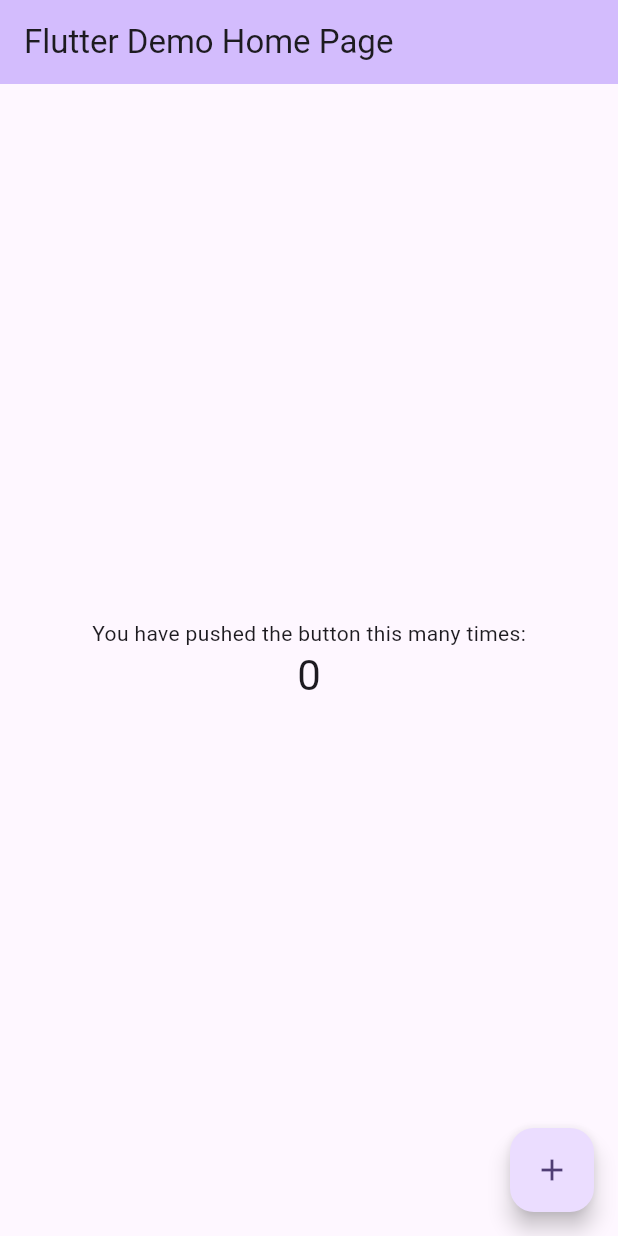
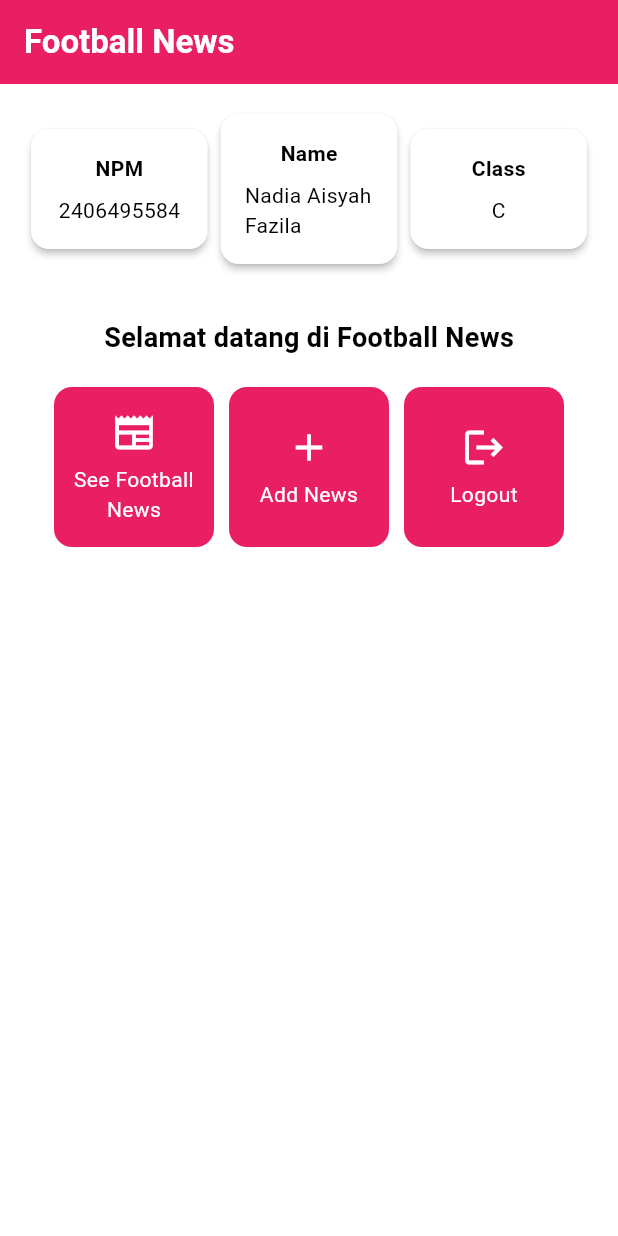
Before and after one commit to applepiesss/football-news-mobile, a Flutter app: the screen it shows after launch, on a phone screen of 412 x 824 dp. Run offline on Flutter 3.47's test engine with Material 3 defaults, Android fonts, the phone set to English and light mode, and no system bars.

Commit message:
Add football-news-mobile as a normal folder

```diff
--- a/lib/main.dart
+++ b/lib/main.dart
@@ -1,4 +1,5 @@
 import 'package:flutter/material.dart';
+import 'package:football_news/menu.dart';
 
 void main() {
   runApp(const MyApp());
@@ -28,95 +29,10 @@ class MyApp extends StatelessWidget {
         //
         // This works for code too, not just values: Most code changes can be
         // tested with just a hot reload.
-        colorScheme: ColorScheme.fromSeed(seedColor: Colors.deepPurple),
+        colorScheme: ColorScheme.fromSwatch(primarySwatch: Colors.pink)
+        .copyWith(secondary: Colors.pinkAccent[50]),
       ),
-      home: const MyHomePage(title: 'Flutter Demo Home Page'),
+      home: MyHomePage(),
     );
   }
 }
-
-class MyHomePage extends StatefulWidget {
-  const MyHomePage({super.key, required this.title});
-
-  // This widget is the home page of your application. It is stateful, meaning
-  // that it has a State object (defined below) that contains fields that affect
-  // how it looks.
-
-  // This class is the configuration for the state. It holds the values (in this
-  // case the title) provided by the parent (in this case the App widget) and
-  // used by the build method of the State. Fields in a Widget subclass are
-  // always marked "final".
-
-  final String title;
-
-  @override
-  State<MyHomePage> createState() => _MyHomePageState();
-}
-
-class _MyHomePageState extends State<MyHomePage> {
-  int _counter = 0;
-
-  void _incrementCounter() {
-    setState(() {
-      // This call to setState tells the Flutter framework that something has
-      // changed in this State, which causes it to rerun the build method below
-      // so that the display can reflect the updated values. If we changed
-      // _counter without calling setState(), then the build method would not be
-      // called again, and so nothing would appear to happen.
-      _counter++;
-    });
-  }
-
-  @override
-  Widget build(BuildContext context) {
-    // This method is rerun every time setState is called, for instance as done
-    // by the _incrementCounter method above.
-    //
-    // The Flutter framework has been optimized to make rerunning build methods
-    // fast, so that you can just rebuild anything that needs updating rather
-    // than having to individually change instances of widgets.
-    return Scaffold(
-      appBar: AppBar(
-        // TRY THIS: Try changing the color here to a specific color (to
-        // Colors.amber, perhaps?) and trigger a hot reload to see the AppBar
-        // change color while the other colors stay the same.
-        backgroundColor: Theme.of(context).colorScheme.inversePrimary,
-        // Here we take the value from the MyHomePage object that was created by
-        // the App.build method, and use it to set our appbar title.
-        title: Text(widget.title),
-      ),
-      body: Center(
-        // Center is a layout widget. It takes a single child and positions it
-        // in the middle of the parent.
-        child: Column(
-          // Column is also a layout widget. It takes a list of children and
-          // arranges them vertically. By default, it sizes itself to fit its
-          // children horizontally, and tries to be as tall as its parent.
-          //
-          // Column has various properties to control how it sizes itself and
-          // how it positions its children. Here we use mainAxisAlignment to
-          // center the children vertically; the main axis here is the vertical
-          // axis because Columns are vertical (the cross axis would be
-          // horizontal).
-          //
-          // TRY THIS: Invoke "debug painting" (choose the "Toggle Debug Paint"
-          // action in the IDE, or press "p" in the console), to see the
-          // wireframe for each widget.
-          mainAxisAlignment: MainAxisAlignment.center,
-          children: <Widget>[
-            const Text('You have pushed the button this many times:'),
-            Text(
-              '$_counter',
-              style: Theme.of(context).textTheme.headlineMedium,
-            ),
-          ],
-        ),
-      ),
-      floatingActionButton: FloatingActionButton(
-        onPressed: _incrementCounter,
-        tooltip: 'Increment',
-        child: const Icon(Icons.add),
-      ), // This trailing comma makes auto-formatting nicer for build methods.
-    );
-  }
-}
--- /dev/null
+++ b/lib/menu.dart
@@ -0,0 +1,187 @@
+import 'package:flutter/material.dart';
+
+class MyHomePage extends StatelessWidget {
+  MyHomePage({super.key}); //sudah ada pada code sebelumnya
+
+  final String nama = "Nadia Aisyah Fazila"; //nama
+  final String npm = "2406495584"; //npm
+  final String kelas = "C"; //kelas
+
+  final List<ItemHomepage> items = [
+    ItemHomepage("See Football News", Icons.newspaper),
+    ItemHomepage("Add News", Icons.add),
+    ItemHomepage("Logout", Icons.logout),
+  ];
+
+  @override
+  Widget build(BuildContext context) {
+        // Scaffold menyediakan struktur dasar halaman dengan AppBar dan body.
+      return Scaffold(
+        // AppBar adalah bagian atas halaman yang menampilkan judul.
+        appBar: AppBar(
+          // Judul aplikasi "Football News" dengan teks putih dan tebal.
+          title: const Text(
+            'Football News',
+            style: TextStyle(
+              color: Colors.white,
+              fontWeight: FontWeight.bold,
+            ),
+          ),
+          // Warna latar belakang AppBar diambil dari skema warna tema aplikasi.
+          backgroundColor: Theme.of(context).colorScheme.primary,
+        ),
+        // Body halaman dengan padding di sekelilingnya.
+        body: Padding(
+          padding: const EdgeInsets.all(16.0),
+          // Menyusun widget secara vertikal dalam sebuah kolom.
+          child: Column(
+            crossAxisAlignment: CrossAxisAlignment.center,
+            children: [
+              // Row untuk menampilkan 3 InfoCard secara horizontal.
+              Row(
+                mainAxisAlignment: MainAxisAlignment.spaceEvenly,
+                children: [
+                  InfoCard(title: 'NPM', content: npm),
+                  InfoCard(title: 'Name', content: nama),
+                  InfoCard(title: 'Class', content: kelas),
+                ],
+              ),
+
+              // Memberikan jarak vertikal 16 unit.
+              const SizedBox(height: 16.0),
+
+              // Menempatkan widget berikutnya di tengah halaman.
+              Center(
+                child: Column(
+                  // Menyusun teks dan grid item secara vertikal.
+
+                  children: [
+                    // Menampilkan teks sambutan dengan gaya tebal dan ukuran 18.
+                    const Padding(
+                      padding: EdgeInsets.only(top: 16.0),
+                      child: Text(
+                        'Selamat datang di Football News',
+                        style: TextStyle(
+                          fontWeight: FontWeight.bold,
+                          fontSize: 18.0,
+                        ),
+                      ),
+                    ),
+
+                    // Grid untuk menampilkan ItemCard dalam bentuk grid 3 kolom.
+                    GridView.count(
+                      primary: true,
+                      padding: const EdgeInsets.all(20),
+                      crossAxisSpacing: 10,
+                      mainAxisSpacing: 10,
+                      crossAxisCount: 3,
+                      // Agar grid menyesuaikan tinggi kontennya.
+                      shrinkWrap: true,
+
+                      // Menampilkan ItemCard untuk setiap item dalam list items.
+                      children: items.map((ItemHomepage item) {
+                        return ItemCard(item);
+                      }).toList(),
+                    ),
+                  ],
+                ),
+              ),
+            ],
+          ),
+        ),
+      );
+  }
+}
+
+class InfoCard extends StatelessWidget {
+  // Kartu informasi yang menampilkan title dan content.
+
+  final String title;  // Judul kartu.
+  final String content;  // Isi kartu.
+
+  const InfoCard({super.key, required this.title, required this.content});
+
+  @override
+  Widget build(BuildContext context) {
+    return Card(
+      // Membuat kotak kartu dengan bayangan dibawahnya.
+      elevation: 2.0,
+      child: Container(
+        // Mengatur ukuran dan jarak di dalam kartu.
+        width: MediaQuery.of(context).size.width / 3.5, // menyesuaikan dengan lebar device yang digunakan.
+        padding: const EdgeInsets.all(16.0),
+        // Menyusun title dan content secara vertikal.
+        child: Column(
+          children: [
+            Text(
+              title,
+              style: const TextStyle(fontWeight: FontWeight.bold),
+            ),
+            const SizedBox(height: 8.0),
+            Text(content),
+          ],
+        ),
+      ),
+    );
+  }
+}
+
+class ItemHomepage {
+  final String name;
+  final IconData icon;
+
+  ItemHomepage(this.name, this.icon);
+}
+
+class ItemCard extends StatelessWidget {
+  // Menampilkan kartu dengan ikon dan nama.
+
+  final ItemHomepage item;
+
+  const ItemCard(this.item, {super.key});
+
+  @override
+  Widget build(BuildContext context) {
+    return Material(
+      // Menentukan warna latar belakang dari tema aplikasi.
+      color: Theme.of(context).colorScheme.secondary,
+      // Membuat sudut kartu melengkung.
+      borderRadius: BorderRadius.circular(12),
+
+      child: InkWell(
+        // Aksi ketika kartu ditekan.
+        onTap: () {
+          // Menampilkan pesan SnackBar saat kartu ditekan.
+          ScaffoldMessenger.of(context)
+            ..hideCurrentSnackBar()
+            ..showSnackBar(
+              SnackBar(content: Text("Kamu telah menekan tombol ${item.name}!"))
+            );
+        },
+        // Container untuk menyimpan Icon dan Text
+        child: Container(
+          padding: const EdgeInsets.all(8),
+          child: Center(
+            child: Column(
+              // Menyusun ikon dan teks di tengah kartu.
+              mainAxisAlignment: MainAxisAlignment.center,
+              children: [
+                Icon(
+                  item.icon,
+                  color: Colors.white,
+                  size: 30.0,
+                ),
+                const Padding(padding: EdgeInsets.all(3)),
+                Text(
+                  item.name,
+                  textAlign: TextAlign.center,
+                  style: const TextStyle(color: Colors.white),
+                ),
+              ],
+            ),
+          ),
+        ),
+      ),
+    );
+  }
+}
```
